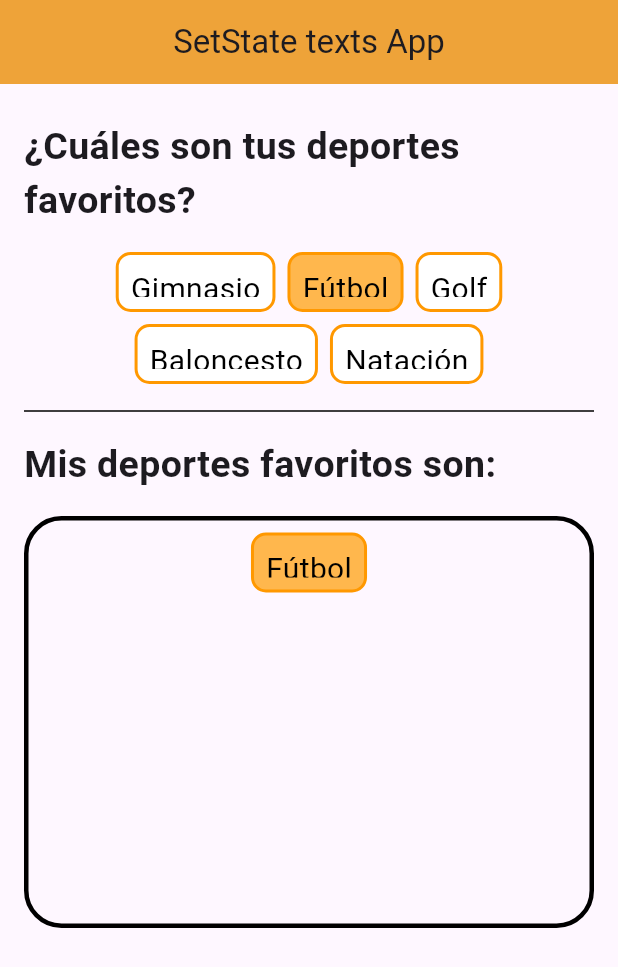
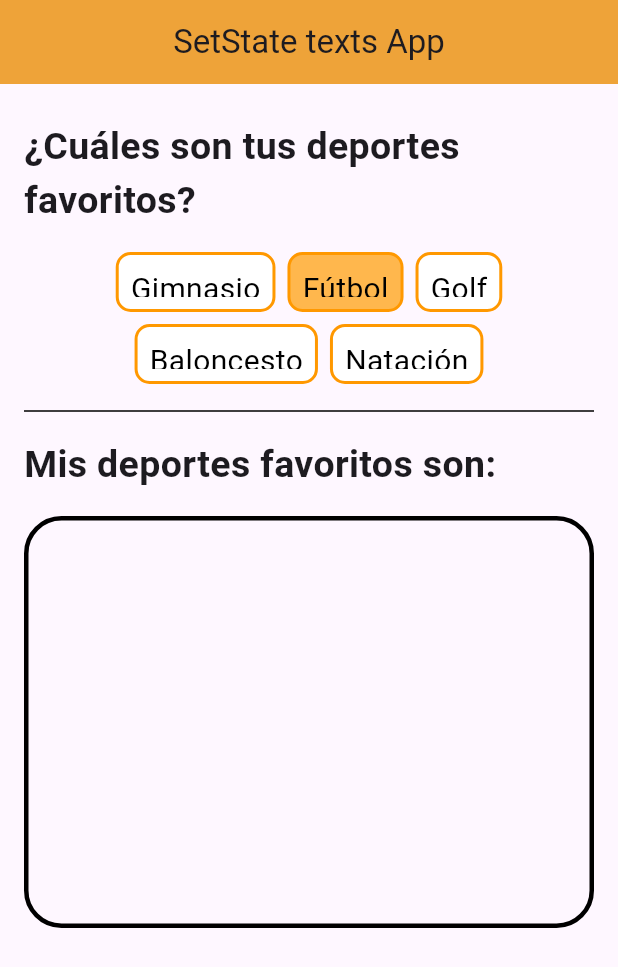
Before and after one commit to fr4nsgallegos/imageexplorerg7, a Flutter app: the screen it shows after launch, after a tap on "Fútbol", on a phone screen of 412 x 824 dp. Shown: the top 967 px of the screen. Run offline on Flutter 3.47's test engine with Material 3 defaults, Android fonts, the phone set to English and light mode, and no system bars.

```diff
--- a/lib/deportes_favoritos_page.dart
+++ b/lib/deportes_favoritos_page.dart
@@ -19,16 +19,18 @@ class _DeportesPageState extends State<DeportesPage> {
   List<Map<String, dynamic>> listFavoriteDeportes = [];
 
   Widget item(Map<String, dynamic> deporte, bool isContainerTop) {
-    print("INICIOOOOOO");
     return GestureDetector(
       onTap: () {
         if (isContainerTop == true) {
           // print(title);
-          listFavoriteDeportes.add(deporte);
-          deporte["isFavorite"]
+          // listFavoriteDeportes.add(deporte);
+          listFavoriteDeportes = listDeportes
+              .where((element) => element["isFavorite"] == true)
+              .toList();
+          deporte["isFavorite"] == true
               ? deporte["isFavorite"] = false
               : deporte["isFavorite"] = true;
-          print("CAMBIOOOOOOOOOO");
+
           setState(() {});
         } else {
           listFavoriteDeportes.remove(deporte);
@@ -41,7 +43,11 @@ class _DeportesPageState extends State<DeportesPage> {
         decoration: BoxDecoration(
           borderRadius: BorderRadius.circular(10),
           border: Border.all(color: Colors.orange, width: 2),
-          color: deporte["isFavorite"] ? Colors.orange.shade300 : Colors.white,
+          color: isContainerTop
+              ? deporte["isFavorite"] == true
+                  ? Colors.orange.shade300
+                  : Colors.white
+              : Colors.white,
         ),
         height: 40,
         child: Text(
```
